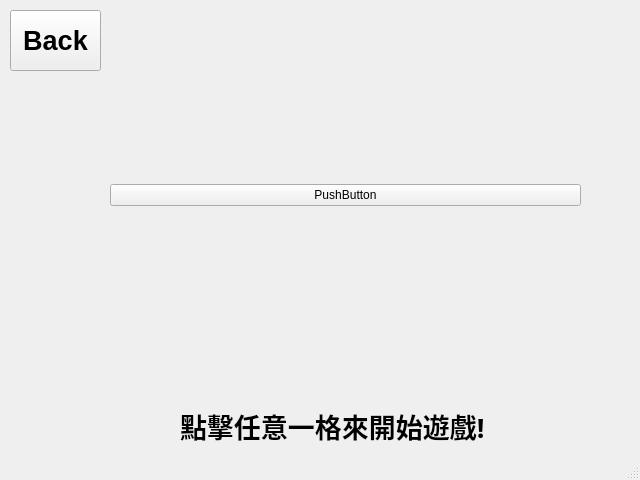
First picture: the form in View/InitialWindow.ui, repository allen880612/8Puzzle, before the edit.
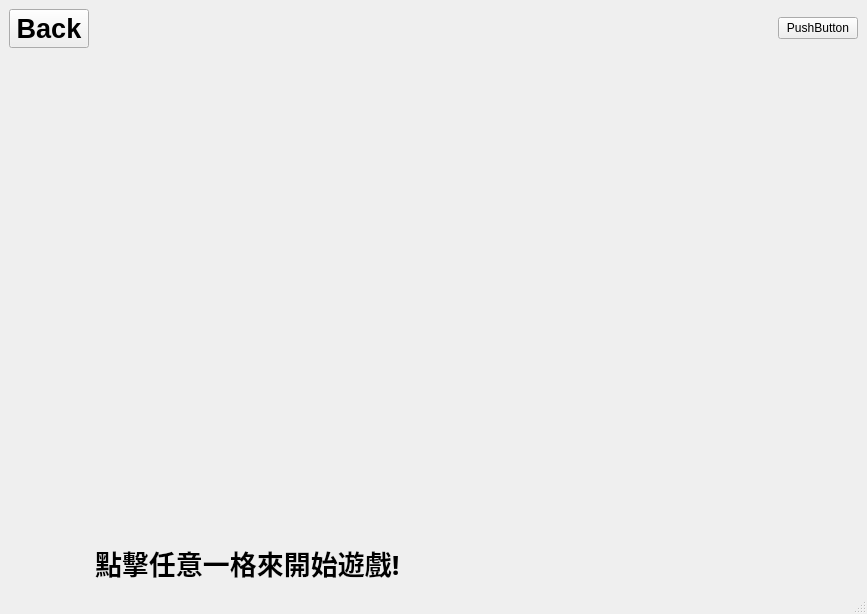
Second picture: the form after the edit.

Commit message: 8Puzzle Ver 0.8: Fuck you MVC update InitialWindow ui

Patch:
```diff
--- a/View/InitialWindow.ui
+++ b/View/InitialWindow.ui
@@ -6,43 +6,41 @@
    <rect>
     <x>0</x>
     <y>0</y>
-    <width>640</width>
-    <height>480</height>
+    <width>867</width>
+    <height>614</height>
    </rect>
   </property>
   <property name="windowTitle">
    <string>MainWindow</string>
   </property>
   <widget class="QWidget" name="centralwidget">
-   <widget class="QPushButton" name="buttonBack">
-    <property name="geometry">
-     <rect>
-      <x>10</x>
-      <y>10</y>
-      <width>91</width>
-      <height>61</height>
-     </rect>
-    </property>
-    <property name="font">
-     <font>
-      <pointsize>20</pointsize>
-      <weight>75</weight>
-      <bold>true</bold>
-     </font>
-    </property>
+   <layout class="QGridLayout" name="gridLayout_2">
+    <item row="0" column="2">
+     <layout class="QGridLayout" name="gridLayout">
+      <item row="0" column="0">
+       <widget class="QPushButton" name="buttonDynamic">
     <property name="text">
-     <string>Back</string>
-    </property>
-   </widget>
+         <string>PushButton</string>
+        </property>
+       </widget>
+      </item>
+     </layout>
+    </item>
+    <item row="0" column="1">
+     <spacer name="horizontalSpacer">
+      <property name="orientation">
+       <enum>Qt::Horizontal</enum>
+      </property>
+      <property name="sizeHint" stdset="0">
+       <size>
+        <width>40</width>
+        <height>20</height>
+       </size>
+      </property>
+     </spacer>
+    </item>
+    <item row="2" column="1">
    <widget class="QLabel" name="labelHint">
-    <property name="geometry">
-     <rect>
-      <x>180</x>
-      <y>400</y>
-      <width>321</width>
-      <height>51</height>
-     </rect>
-    </property>
     <property name="font">
      <font>
       <family>微軟正黑體</family>
@@ -61,25 +59,35 @@
      <bool>false</bool>
     </property>
    </widget>
-   <widget class="QWidget" name="gridLayoutWidget">
-    <property name="geometry">
-     <rect>
-      <x>110</x>
-      <y>10</y>
-      <width>471</width>
-      <height>371</height>
-     </rect>
-    </property>
-    <layout class="QGridLayout" name="gridLayout">
+    </item>
      <item row="0" column="0">
-      <widget class="QPushButton" name="buttonDynamic">
+     <widget class="QPushButton" name="buttonBack">
+      <property name="font">
+       <font>
+        <pointsize>20</pointsize>
+        <weight>75</weight>
+        <bold>true</bold>
+       </font>
+      </property>
        <property name="text">
-        <string>PushButton</string>
+       <string>Back</string>
        </property>
       </widget>
      </item>
-    </layout>
-   </widget>
+    <item row="1" column="1">
+     <spacer name="verticalSpacer">
+      <property name="orientation">
+       <enum>Qt::Vertical</enum>
+      </property>
+      <property name="sizeHint" stdset="0">
+       <size>
+        <width>20</width>
+        <height>40</height>
+       </size>
+      </property>
+     </spacer>
+    </item>
+   </layout>
   </widget>
   <widget class="QStatusBar" name="statusbar"/>
  </widget>
```
Lines whose indentation alone changed are shown as unchanged. The commit also changes 4 other files.
